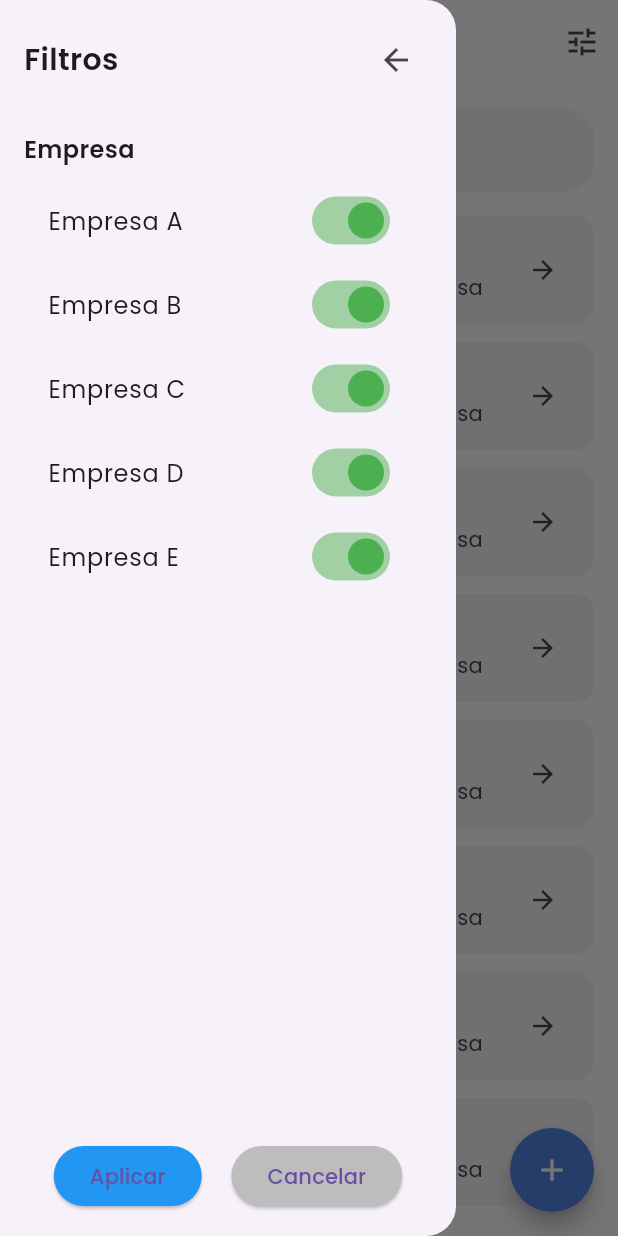
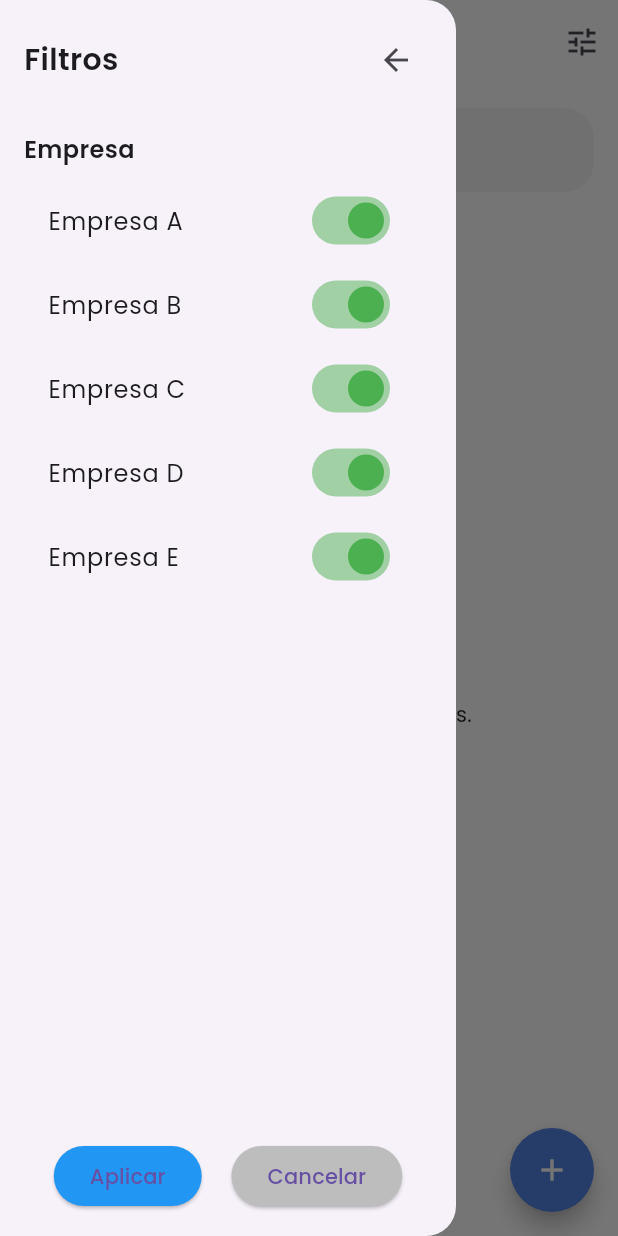
Before and after one commit to AlvaroAceval16/banco_de_proyectos, a Flutter app: the ResumenContactoEmpresaPage screen opened by its route, with the side drawer open, on a phone screen of 412 x 824 dp. Run offline on Flutter 3.47's test engine with Material 3 defaults, Android fonts, the phone set to English and light mode, and no system bars; our stand-ins replace google_fonts, supabase_flutter; accounts and stored records are empty.

Commit message:
Corrige nombres de tablas en consultas y mejora la gestión de contactos en la interfaz

```diff
--- /dev/null
+++ b/lib/classes/contacto_empresa.dart
@@ -0,0 +1,41 @@
+class ContactoEmpresa {
+  final int idContacto;
+  final int idEmpresa;
+  final String nombre;
+  final String apellidopaterno;
+  final String apellidomaterno;
+  final String telefono;
+  final String correo;
+  final String puesto;
+  final String horarioatencion;
+  final String comentarios;
+
+
+  ContactoEmpresa({
+    required this.idContacto,
+    required this.idEmpresa,
+    required this.nombre,
+    required this.apellidopaterno,
+    required this.apellidomaterno,
+    required this.telefono,
+    required this.correo,
+    required this.puesto,
+    required this.horarioatencion,
+    required this.comentarios,
+  });
+
+  factory ContactoEmpresa.fromMap(Map<String, dynamic> map) {
+  return ContactoEmpresa(
+    idContacto: map['idContacto'] != null ? map['idContacto'] as int : 0,
+    idEmpresa: map['idEmpresa'] != null ? map['idEmpresa'] as int : 0,
+    nombre: map['nombre'] ?? '',
+    apellidopaterno: map['apellidopaterno'] ?? '',
+    apellidomaterno: map['apellidomaterno'] ?? '',
+    telefono: map['telefono'] ?? '',
+    correo: map['correo'] ?? '',
+    puesto: map['puesto'] ?? '',
+    horarioatencion: map['horarioatencion'] ?? '',
+    comentarios: map['comentarios'] ?? '',
+  );
+}
+}
--- a/lib/pages/info_contacto-empresa.dart
+++ b/lib/pages/info_contacto-empresa.dart
@@ -1,8 +1,13 @@
+import 'package:banco_de_proyectos/back/logica_contactoEmpresa.dart';
+import 'package:banco_de_proyectos/classes/contacto_empresa.dart';
 import 'package:flutter/material.dart';
 
-void main() => runApp(InfoContactoEmpresaApp());
+class InfoContactoEmpresaApp extends StatelessWidget {
 
-class InfoContactoEmpresaApp extends StatelessWidget {
+  final ContactoEmpresa contacto;
+
+  const InfoContactoEmpresaApp({Key? key, required this.contacto}) : super(key: key);
+
   @override
   Widget build(BuildContext context) {
     return MaterialApp(
--- a/lib/pages/vista_contactos-empresa.dart
+++ b/lib/pages/vista_contactos-empresa.dart
@@ -1,3 +1,6 @@
+import 'package:banco_de_proyectos/back/logica_contactoEmpresa.dart';
+import 'package:banco_de_proyectos/classes/contacto_empresa.dart';
+import 'package:banco_de_proyectos/pages/info_contacto-empresa.dart';
 import 'package:flutter/material.dart';
 
 class ResumenContactoEmpresaPage extends StatefulWidget {
@@ -8,13 +11,7 @@ class ResumenContactoEmpresaPage extends StatefulWidget {
 }
 
 class _ResumenContactoEmpresaPageState extends State<ResumenContactoEmpresaPage> {
-  final List<Map<String, String>> contactos = List.generate(
-    8,
-    (index) => {
-      'nombre': 'Contacto Empresa ${index + 1}',
-      'descripcion': 'Descripción del contacto de la empresa',
-    },
-  );
+  late Future<List<Map<String, dynamic>>> _obtenerContactosFuture;
 
   final Map<String, bool> filtros = {
     'Empresa A': true,
@@ -24,11 +21,10 @@ class _ResumenContactoEmpresaPageState extends State<ResumenContactoEmpresaPage>
     'Empresa E': true,
   };
 
-  List<Map<String, String>> get contactosFiltrados {
-    return contactos.where((contacto) {
-      // Lógica de filtrado puede agregarse aquí
-      return true;
-    }).toList();
+  @override
+  void initState() {
+    super.initState();
+    _obtenerContactosFuture = ContactoService.obtenerContacto();
   }
 
   @override
@@ -128,27 +124,51 @@ class _ResumenContactoEmpresaPageState extends State<ResumenContactoEmpresaPage>
               ),
               const SizedBox(height: 16),
               Expanded(
-                child: ListView.builder(
-                  itemCount: contactosFiltrados.length,
+                child: FutureBuilder<List<Map<String, dynamic>>>(
+                  future: _obtenerContactosFuture,
+                  builder: (context, snapshot){
+                    if (snapshot.connectionState == ConnectionState.waiting) {
+                      return const Center(child: CircularProgressIndicator());
+                    } else if (snapshot.hasError) {
+                      return Center(child: Text('Error: ${snapshot.error}'));
+                    } else if (!snapshot.hasData || snapshot.data!.isEmpty) {
+                      return const Center(child: Text('No hay contactos disponibles.'));
+                    }
+                    final contactos = snapshot.data!;
+                    return ListView.builder(
+                      itemCount: contactos.length,
                       itemBuilder: (context, index) {
-                    final contacto = contactosFiltrados[index];
+                        final contactoMap = contactos[index];
+                        final contacto = ContactoEmpresa.fromMap(contactoMap);
                         return Card(
                           color: Theme.of(context).cardColor,
                           elevation: 0,
                           shape: RoundedRectangleBorder(
-                        borderRadius: BorderRadius.circular(12),                      ),
+                            borderRadius: BorderRadius.circular(12),
+                          ),
                           margin: const EdgeInsets.only(bottom: 12),
                           child: ListTile(
-                        title: Text(contacto['nombre']!,
+                            title: Text(
+                              '${contacto.nombre} ${contacto.apellidopaterno} ${contacto.apellidomaterno}',
                               style: const TextStyle(
                                 fontFamily: 'Poppins',
-                          fontWeight: FontWeight.w500, // Semibold
+                                fontWeight: FontWeight.w500,
                                 fontSize: 16,
-                        ),),
-                        subtitle: Text(contacto['descripcion']!),
+                              ),
+                            ),
+                            subtitle: Text(contacto.puesto),
                             trailing: const Icon(Icons.arrow_forward, size: 20),
-                        onTap: () => Navigator.pushNamed(context, '/info_contacto_empresa'),
+                            onTap: () {
+                              Navigator.push(
+                                context,
+                                MaterialPageRoute(
+                                  builder: (context) => InfoContactoEmpresaApp(contacto: contacto),
                                 ),
+                              );
+                            },
+                          ),
+                        );
+                      },
                     );
                   },
                 ),
```
Also changed, not shown: lib/back/logica_contactoEmpresa.dart (+4 -4 lines). Lines whose indentation alone changed are shown as unchanged.
